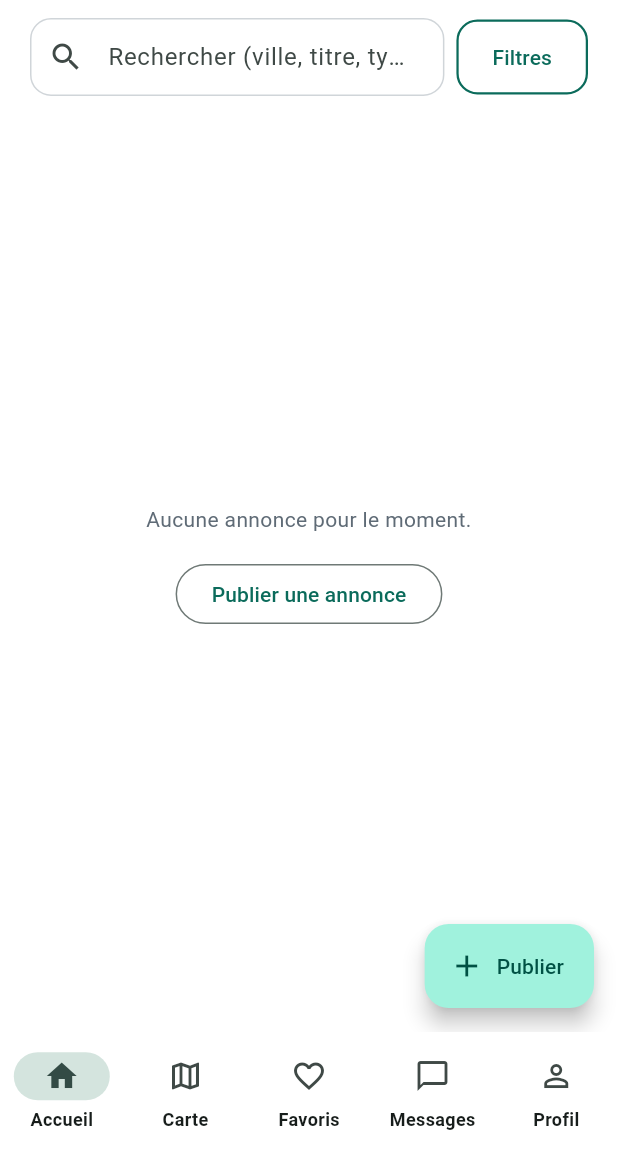
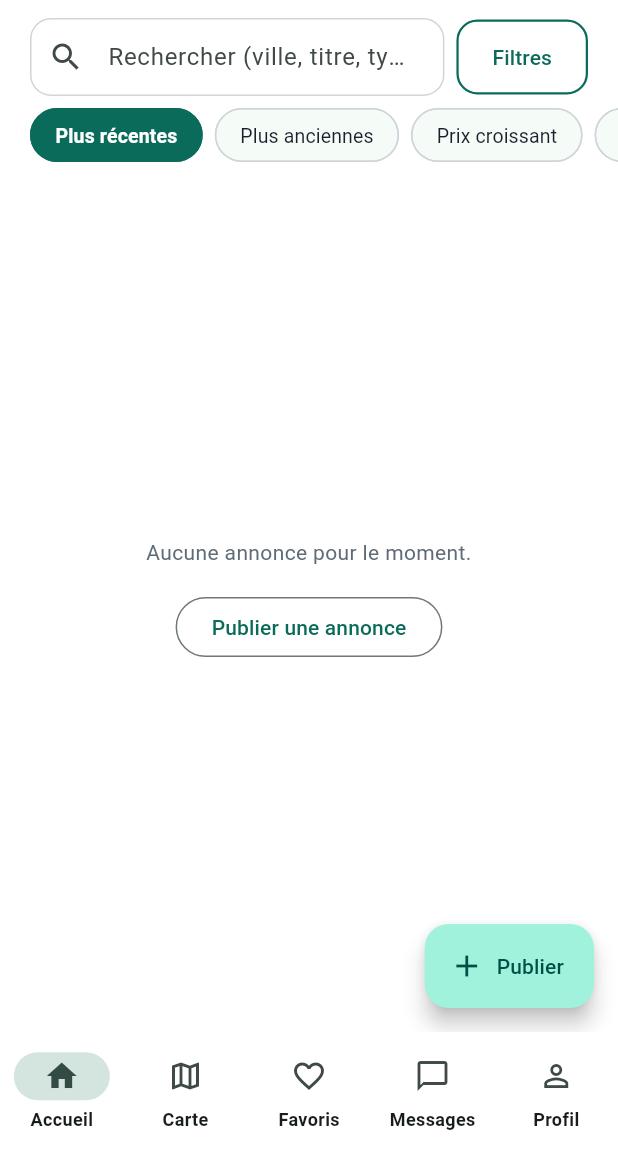
Before and after one commit to mounawerzarai/services-immobilier-flutter, a Flutter app: the screen it shows once a user with an empty profile is signed in, on a phone screen of 412 x 824 dp, the part 84-1236 px from its top. Run offline on Flutter 3.47's test engine with Material 3 defaults, Android fonts, the phone set to English and light mode, and no system bars; our stand-ins replace cloud_firestore, firebase_auth, firebase_core, go_router, image_picker; accounts and stored records are empty.

Commit message:
feat(T5.3): tri par date et par prix

```diff
--- /dev/null
+++ b/lib/features/search/sort.dart
@@ -0,0 +1,44 @@
+import '../../data/models/listing.dart';
+
+/// Tri de la liste d'accueil (T5.3).
+enum SortKey {
+  newest('Plus récentes'),
+  oldest('Plus anciennes'),
+  priceAsc('Prix croissant'),
+  priceDesc('Prix décroissant');
+
+  const SortKey(this.label);
+
+  final String label;
+}
+
+const SortKey kDefaultSort = SortKey.newest;
+
+/// La réserve d'annonces arrive déjà de la plus récente à la plus ancienne (createdAt desc) :
+/// « récentes » garde cet ordre, « anciennes » l'inverse, et le tri par prix est stable
+/// (à prix égal, la plus récente reste en premier).
+List<Listing> applySort(List<Listing> items, SortKey sort) {
+  switch (sort) {
+    case SortKey.oldest:
+      return items.reversed.toList();
+    case SortKey.priceAsc:
+      return _stableSort(items, (a, b) => a.price.compareTo(b.price));
+    case SortKey.priceDesc:
+      return _stableSort(items, (a, b) => b.price.compareTo(a.price));
+    case SortKey.newest:
+      return items;
+  }
+}
+
+// List.sort de Dart n'est pas garanti stable : on départage par la position d'origine.
+List<Listing> _stableSort(
+  List<Listing> items,
+  int Function(Listing a, Listing b) compare,
+) {
+  final indexed = items.asMap().entries.toList();
+  indexed.sort((x, y) {
+    final c = compare(x.value, y.value);
+    return c != 0 ? c : x.key.compareTo(y.key);
+  });
+  return indexed.map((e) => e.value).toList();
+}
--- a/lib/screens/home_screen.dart
+++ b/lib/screens/home_screen.dart
@@ -9,6 +9,7 @@ import '../features/listings/listing_card.dart';
 import '../features/search/filter_sheet.dart';
 import '../features/search/filters.dart';
 import '../features/search/search_listings.dart';
+import '../features/search/sort.dart';
 
 class HomeScreen extends StatefulWidget {
   const HomeScreen({super.key});
@@ -37,14 +38,17 @@ class _HomeScreenState extends State<HomeScreen> {
   // fois (dès qu'on tape une lettre ou qu'on applique un filtre), puis on filtre dans l'appli.
   String _term = '';
   Filters _filters = const Filters();
+  SortKey _sort = kDefaultSort;
   List<Listing>? _pool;
   bool _poolLoading = false;
   bool _poolError = false;
 
   bool get _searching => _term.trim().isNotEmpty;
 
-  // On affiche la liste filtrée (sans pagination) dès qu'il y a une recherche ou un filtre.
-  bool get _filtering => _searching || !_filters.isEmpty;
+  // Recherche, filtre ou tri : on travaille sur la réserve complète (sans pagination), car un
+  // tri par prix n'a de sens que sur toutes les annonces, pas seulement sur la page chargée.
+  bool get _filtering =>
+      _searching || !_filters.isEmpty || _sort != kDefaultSort;
 
   @override
   void initState() {
@@ -143,6 +147,11 @@ class _HomeScreenState extends State<HomeScreen> {
   void _onTermChanged(String text) {
     setState(() => _term = text);
     if (text.trim().isNotEmpty) _ensurePool();
+  }
+
+  void _onSortChanged(SortKey next) {
+    setState(() => _sort = next);
+    if (next != kDefaultSort) _ensurePool();
   }
 
   Future<void> _openFilters() async {
@@ -261,7 +270,9 @@ class _HomeScreenState extends State<HomeScreen> {
       return _message(
         _searching
             ? 'Aucun résultat pour « ${_term.trim()} ».'
-            : 'Aucune annonce ne correspond aux filtres.',
+            : (_filters.isEmpty
+                ? 'Aucune annonce pour le moment.'
+                : 'Aucune annonce ne correspond aux filtres.'),
         buttonLabel: _filters.isEmpty ? null : 'Effacer les filtres',
         onPressed: _clearFilters,
       );
@@ -273,7 +284,10 @@ class _HomeScreenState extends State<HomeScreen> {
   Widget build(BuildContext context) {
     final List<Listing>? results =
         _filtering && _pool != null
-            ? applyFilters(filterListings(_pool!, _term), _filters)
+            ? applySort(
+                applyFilters(filterListings(_pool!, _term), _filters),
+                _sort,
+              )
             : null;
     final activeFilters = _filters.activeCount;
 
@@ -333,6 +347,37 @@ class _HomeScreenState extends State<HomeScreen> {
               ],
             ),
           ),
+          SizedBox(
+            height: 44,
+            child: ListView(
+              scrollDirection: Axis.horizontal,
+              padding: const EdgeInsets.fromLTRB(20, 4, 20, 4),
+              children: [
+                for (final o in SortKey.values)
+                  Padding(
+                    padding: const EdgeInsets.only(right: 8),
+                    child: ChoiceChip(
+                      label: Text(o.label),
+                      selected: _sort == o,
+                      onSelected: (_) => _onSortChanged(o),
+                      showCheckmark: false,
+                      selectedColor: AppColors.primary,
+                      labelStyle: TextStyle(
+                        fontSize: 13,
+                        color: _sort == o ? Colors.white : AppColors.text,
+                        fontWeight:
+                            _sort == o ? FontWeight.w600 : FontWeight.w400,
+                      ),
+                      side: BorderSide(
+                        color:
+                            _sort == o ? AppColors.primary : AppColors.border,
+                      ),
+                      shape: const StadiumBorder(),
+                    ),
+                  ),
+              ],
+            ),
+          ),
           if (results != null)
             Padding(
               padding: const EdgeInsets.fromLTRB(20, 8, 20, 0),
```
